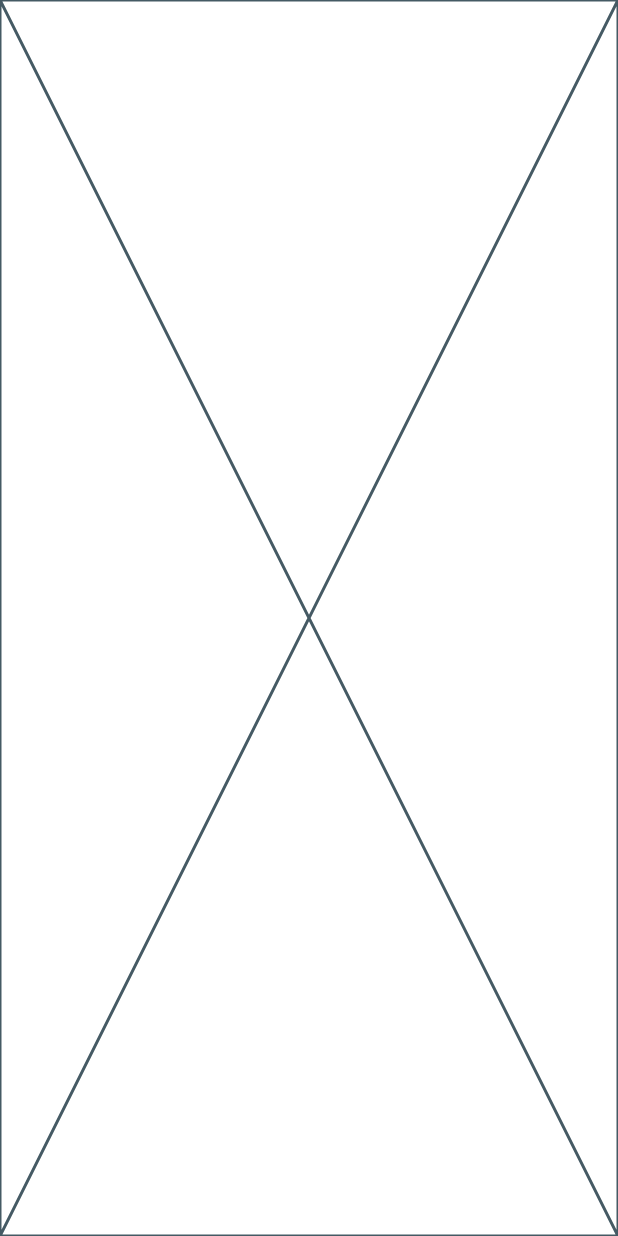
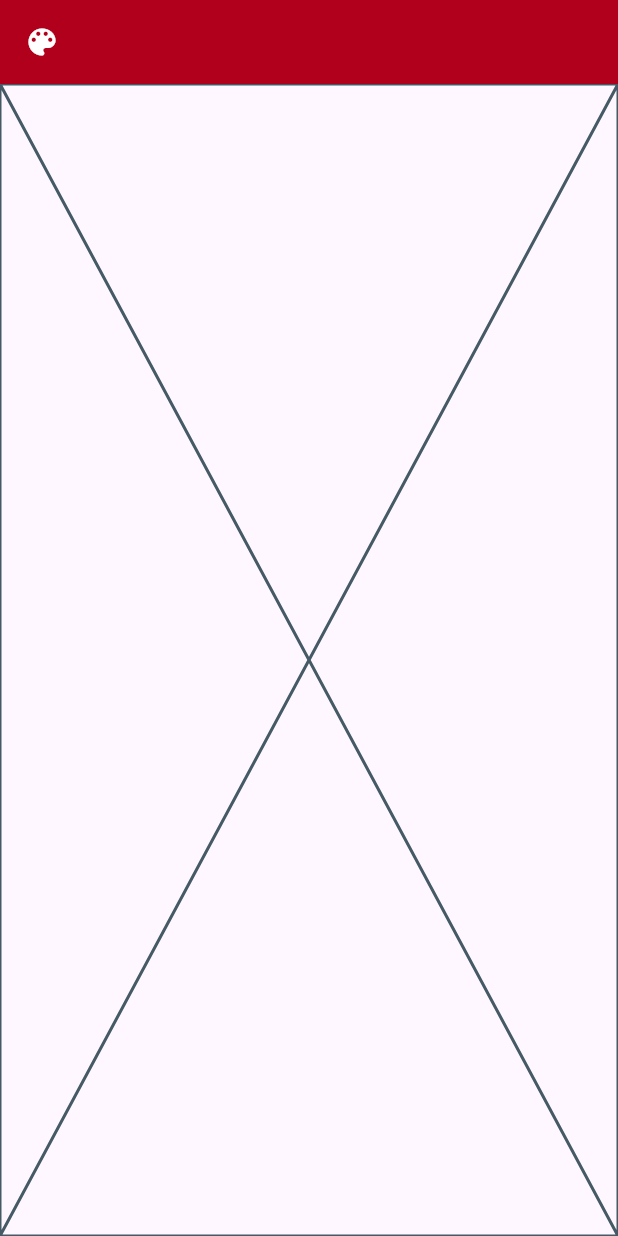
Before and after one commit to faisal-abdelnase/sub7a, a Flutter app: the screen it shows after launch, on a phone screen of 412 x 824 dp. Run offline on Flutter 3.47's test engine with Material 3 defaults, Android fonts, the phone set to English and light mode, and no system bars; our stand-ins replace audioplayers.

Commit message:
add appber and create count page body file

```diff
--- a/lib/Features/count/presentation/view/count_page.dart
+++ b/lib/Features/count/presentation/view/count_page.dart
@@ -1,10 +1,27 @@
 import 'package:flutter/material.dart';
+import 'package:sub7a/Features/count/presentation/view/widgets/count_page_body.dart';
+import 'package:sub7a/core/utils/colors.dart';
 
 class CountPage extends StatelessWidget {
   const CountPage({super.key});
 
   @override
   Widget build(BuildContext context) {
-    return const Placeholder();
+    return Scaffold(
+      appBar: AppBar(
+        elevation: 0,
+        backgroundColor: red,
+        leading:
+          IconButton(
+            onPressed: (){},
+            icon: const Icon(
+              Icons.color_lens,
+              color: Colors.white,
+              )),
+
+      ),
+
+      body: const CountPageBody(),
+    );
   }
 }
--- /dev/null
+++ b/lib/Features/count/presentation/view/widgets/count_page_body.dart
@@ -0,0 +1,10 @@
+import 'package:flutter/material.dart';
+
+class CountPageBody extends StatelessWidget {
+  const CountPageBody({super.key});
+
+  @override
+  Widget build(BuildContext context) {
+    return const Placeholder();
+  }
+}
```
